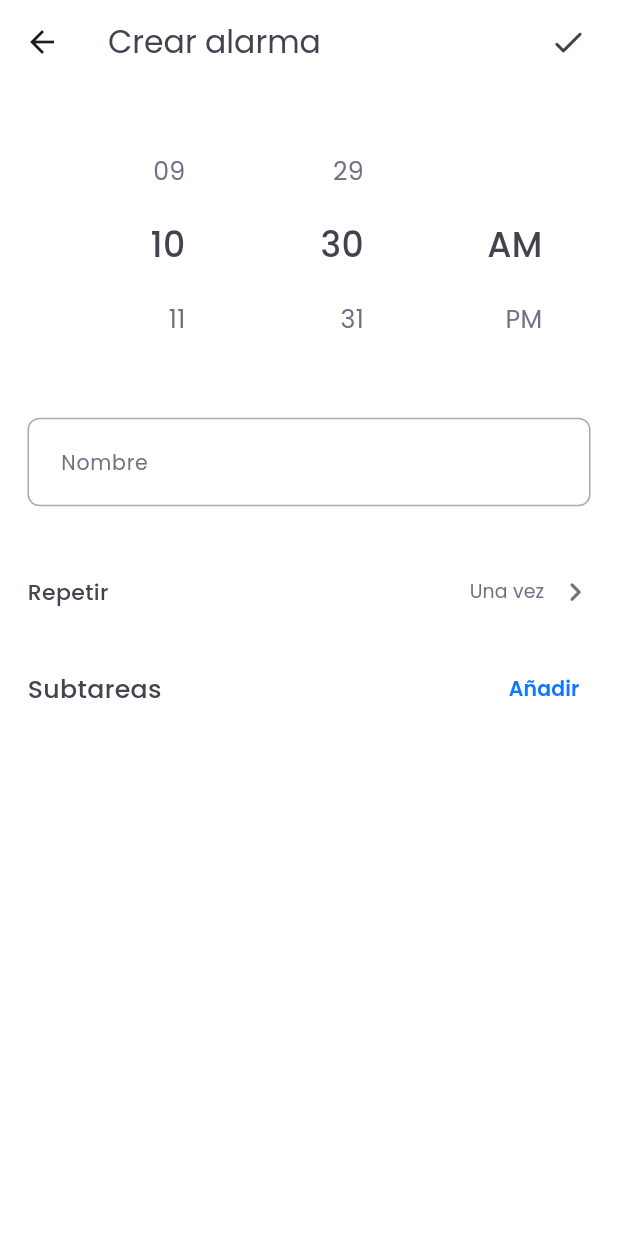
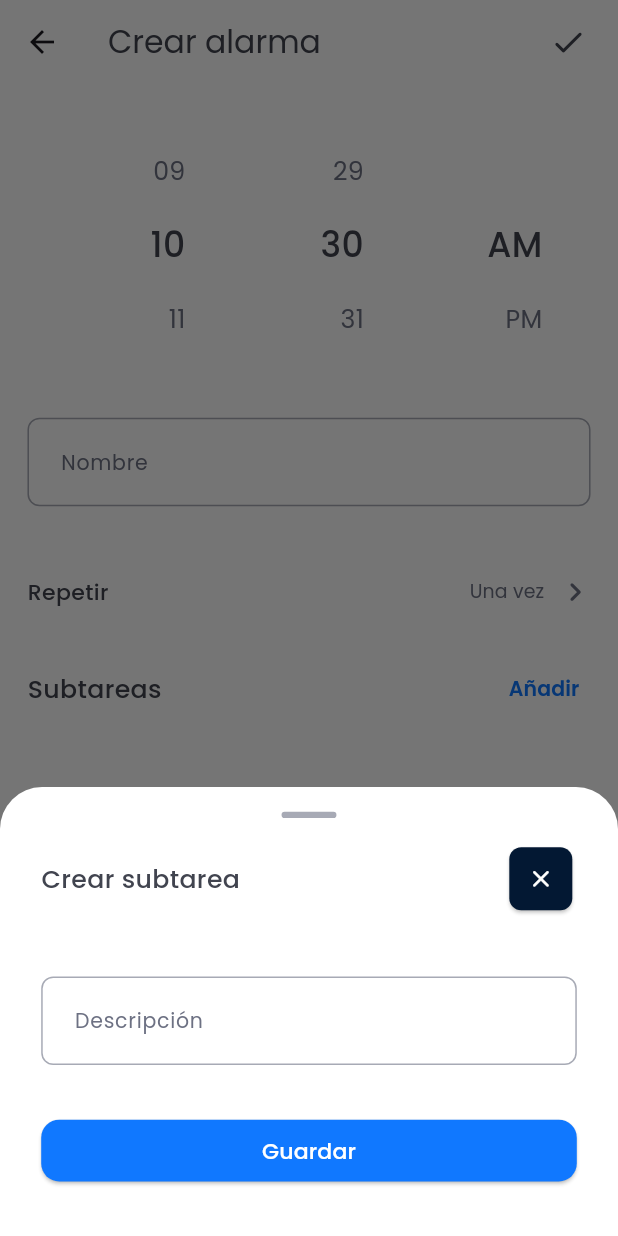
Before and after one commit to scelise/aularma-movil, a Flutter app: the CreateAlarmPage screen opened directly, after a tap on "Añadir", on a phone screen of 412 x 824 dp. Run offline on Flutter 3.47's test engine with Material 3 defaults, Android fonts, the light colour scheme and no system bars; drawn by our look-alikes of flutter_time_picker_spinner; our stand-ins replace google_fonts.

Commit message:
se actualizan pantallas

```diff
--- a/lib/src/pages/create_alarm_page.dart
+++ b/lib/src/pages/create_alarm_page.dart
@@ -1,3 +1,4 @@
+import 'package:aularma_movil/src/widgets/alarm_widgets/checkbox_item.dart';
 import 'package:flutter/material.dart';
 
 import 'package:google_fonts/google_fonts.dart';
@@ -10,11 +11,14 @@ import '../classes/alarm.dart';
 import '../providers/alarm_provider.dart';
 
 import '../utils/colors_app.dart';
+import '../utils/functions.dart';
 import '../utils/responsive_app.dart';
 
 import '../utils/slide_transition.dart';
+import '../widgets/alarm_widgets/bottom_sheet_subtask.dart';
 import '../widgets/general_widgets/poppins_text.dart';
 import '../widgets/general_widgets/text_field_forms.dart';
+
 import 'repeat_alarm_page.dart';
 
 class CreateAlarmPage extends StatefulWidget {
@@ -30,7 +34,12 @@ class _CreateAlarmPageState extends State<CreateAlarmPage> {
 
   DateTime? sHour;
 
+  bool bError = false;
+
+  final _formKey = GlobalKey<FormState>();
+
   final nameController = TextEditingController();
+  final functions = Functions();
 
   @override
   Widget build( BuildContext context ) {
@@ -48,6 +57,8 @@ class _CreateAlarmPageState extends State<CreateAlarmPage> {
         actions: [
            IconButton(
             onPressed: () {
+              if( _formKey.currentState!.validate() ) {
+
                 alarmProvider.lAlarms.add(
                   Alarm(
                     sName: nameController.text,
@@ -57,6 +68,9 @@ class _CreateAlarmPageState extends State<CreateAlarmPage> {
                 alarmProvider.lAlarms.sort( ( a, b ) => a.sHour!.compareTo( b.sHour! ) );
                 alarmProvider.lAlarms = alarmProvider.lAlarms;
                 Navigator.pop( context );
+
+              }
+
             },
             icon: Icon(
               Icons.check_rounded,
@@ -89,10 +103,21 @@ class _CreateAlarmPageState extends State<CreateAlarmPage> {
               onTimeChange: ( hour ) => setState( () => sHour = hour )
             ),
             SizedBox( height: ResponsiveApp.dHeight( 40.0 ) ),
-            TextFieldForms(
+            Form(
+              key: _formKey,
+              child: TextFieldForms(
                 controller: nameController,
                 sLabel: 'Nombre',
-              dWidth: 328.0
+                dWidth: 328.0,
+                validator: (value) {
+                  if (value!.isEmpty) {
+                    setState( () => bError = true );
+                    return 'Por favor ingresa un valor';
+                  }
+                  return null;
+                },
+                bError: bError
+              )
             ),
             SizedBox( height: ResponsiveApp.dHeight( 32.0 ) ),
             Row(
@@ -145,7 +170,7 @@ class _CreateAlarmPageState extends State<CreateAlarmPage> {
                 Padding(
                   padding: EdgeInsets.only( right: ResponsiveApp.dWidth( 12.0 ) ),
                   child: TextButton(
-                    onPressed: () {},
+                    onPressed: () => functions.showBottomSheet( context, const BottomSheetSubtask() ),
                     style: TextButton.styleFrom(
                       overlayColor: ColorsApp.primaryColor.withValues( alpha: 0.2 ),
                       shape: RoundedRectangleBorder(
@@ -161,6 +186,12 @@ class _CreateAlarmPageState extends State<CreateAlarmPage> {
                   )
                 )
               ]
+            ),
+            ListView.builder(
+              primary: false,
+              itemCount: alarmProvider.lSubtask.length,
+              shrinkWrap: true,
+              itemBuilder: ( context, index ) => CheckBoxItem( sText: alarmProvider.lSubtask[index][0].toUpperCase() + alarmProvider.lSubtask[index].substring(1) )
             )
           ]
         )
--- a/lib/src/pages/repeat_alarm_page.dart
+++ b/lib/src/pages/repeat_alarm_page.dart
@@ -1,9 +1,11 @@
 import 'package:flutter/material.dart';
 
 import '../utils/colors_app.dart';
+import '../utils/functions.dart';
 import '../utils/responsive_app.dart';
 
 import '../widgets/general_widgets/poppins_text.dart';
+import '../widgets/alarm_widgets/bottom_sheet_custom_repeat.dart';
 
 class RepeatAlarmPage extends StatefulWidget {
 
@@ -20,6 +22,8 @@ class _RepeatAlarmPageState extends State<RepeatAlarmPage> {
   List<String> lOptions = ["Una vez", "Diariamente", "Lunes a Viernes", "Personalizar"];
 
   int bSelected = 0;
+
+  final functions = Functions();
 
   @override
   Widget build( BuildContext context ) {
@@ -43,7 +47,7 @@ class _RepeatAlarmPageState extends State<RepeatAlarmPage> {
               setState( () => bSelected = index );
 
               if ( lOptions[index] == "Personalizar" ) {
-
+                functions.showBottomSheet( context, BottomSheetCustomRepeat() );
               }
 
             },
--- a/lib/src/providers/alarm_provider.dart
+++ b/lib/src/providers/alarm_provider.dart
@@ -5,8 +5,10 @@ import '../classes/alarm.dart';
 class AlarmProvider with ChangeNotifier {
 
   List<Alarm> _lAlarms = [];
+  List<String> _lSubtask = [];
 
   List<Alarm> get lAlarms => _lAlarms;
+  List<String> get lSubtask => _lSubtask;
 
   set lAlarms( List<Alarm> lAlarms ) {
 
@@ -16,4 +18,12 @@ class AlarmProvider with ChangeNotifier {
 
   }
 
+  set lSubtask( List<String> lSubtask ) {
+
+    _lSubtask = lSubtask;
+
+    notifyListeners();
+
+  }
+
 }
--- a/lib/src/utils/colors_app.dart
+++ b/lib/src/utils/colors_app.dart
@@ -13,5 +13,6 @@ class ColorsApp {
   static const inactiveColor = Color(0xffE2E3E6);
   static const cardBackgroundColor = Color(0xffF5F5F5);
   static const closeButtonColor = Color(0xff031833);
+  static const errorColor = Color(0xffFF5A5A);
 
 }
--- /dev/null
+++ b/lib/src/widgets/alarm_widgets/bottom_sheet_subtask.dart
@@ -0,0 +1,77 @@
+import 'package:flutter/material.dart';
+
+import 'package:provider/provider.dart';
+
+import '../../providers/alarm_provider.dart';
+
+import '../../utils/responsive_app.dart';
+
+import '../general_widgets/main_button.dart';
+import '../general_widgets/text_field_forms.dart';
+import '../general_widgets/title_bottom_sheet.dart';
+
+// ignore: must_be_immutable
+class BottomSheetSubtask extends StatefulWidget {
+
+  const BottomSheetSubtask( { super.key } );
+
+  @override
+  State<BottomSheetSubtask> createState() => _BottomSheetSubtaskState();
+
+}
+
+class _BottomSheetSubtaskState extends State<BottomSheetSubtask> {
+  final descriptionController = TextEditingController();
+
+  final _formKey = GlobalKey<FormState>();
+
+  bool bError = false;
+
+  @override
+  Widget build( BuildContext context ) {
+
+    final alarmProvider = Provider.of<AlarmProvider>( context );
+
+    return Padding(
+      padding: EdgeInsets.symmetric( horizontal: ResponsiveApp.dWidth( 24.0 ) ),
+      child: Form(
+        key: _formKey,
+        child: Column(
+          mainAxisSize: MainAxisSize.min,
+          children: [
+            const TitleBottomSheet( sTitle: 'Crear subtarea' ),
+            SizedBox( height: ResponsiveApp.dHeight( 40.0 ) ),
+            TextFieldForms(
+              sLabel: 'Descripción',
+              controller: descriptionController,
+              validator: (value) {
+                if (value!.isEmpty) {
+                  setState( () => bError = true );
+                  return 'Por favor ingresa un valor';
+                }
+                return null;
+              },
+              bError: bError,
+            ),
+            Padding(
+              padding: EdgeInsets.symmetric( vertical: ResponsiveApp.dHeight( 32.0 ) ),
+              child: MainButton(
+                onPressed: () {
+
+                  if( _formKey.currentState!.validate() ) {
+                    alarmProvider.lSubtask.add( descriptionController.text );
+                    alarmProvider.lSubtask = alarmProvider.lSubtask;
+                    Navigator.pop( context );
+                  }
+
+                },
+                sLabel: 'Guardar'
+              )
+            )
+          ]
+        )
+      )
+    );
+
+  }
+}
--- a/lib/src/widgets/general_widgets/text_field_forms.dart
+++ b/lib/src/widgets/general_widgets/text_field_forms.dart
@@ -12,17 +12,21 @@ class TextFieldForms extends StatefulWidget {
   final TextEditingController controller;
   final bool bIsPassword;
   final bool bEnabled;
+  final bool bError;
   final String sLabel;
   final double dWidth;
+  final String? Function(String?)? validator;
 
   const TextFieldForms(
     {
       super.key,
       required this.controller,
       required this.sLabel,
+      this.validator,
       this.dWidth = 312.0,
       this.bIsPassword = false,
-      this.bEnabled = true
+      this.bEnabled = true,
+      this.bError = false
     }
   );
 
@@ -40,6 +44,7 @@ class _TextFieldFormsState extends State<TextFieldForms> {
     return SizedBox(
       width: ResponsiveApp.dWidth( widget.dWidth ),
       child: TextFormField(
+        validator: widget.validator,
         enabled: widget.bEnabled,
         controller: widget.controller,
         obscureText: widget.bIsPassword ? bObscure : false,
@@ -57,7 +62,16 @@ class _TextFieldFormsState extends State<TextFieldForms> {
             borderRadius: BorderRadius.circular( 8.0 ),
             borderSide: const BorderSide( color: ColorsApp.borderColor)
           ),
+          errorBorder: OutlineInputBorder(
+            borderRadius: BorderRadius.circular( 8.0 ),
+            borderSide: const BorderSide( color: ColorsApp.borderColor)
+          ),
+          errorStyle: GoogleFonts.poppins(),
           focusedBorder: OutlineInputBorder(
+            borderRadius: BorderRadius.circular( 8.0 ),
+            borderSide: const BorderSide( color: ColorsApp.secondaryColor, width: 3.0 )
+          ),
+          focusedErrorBorder: OutlineInputBorder(
             borderRadius: BorderRadius.circular( 8.0 ),
             borderSide: const BorderSide( color: ColorsApp.secondaryColor, width: 3.0 )
           ),
@@ -72,6 +86,10 @@ class _TextFieldFormsState extends State<TextFieldForms> {
               bObscure ? Icons.visibility_off : Icons.visibility,
               color: ColorsApp.primaryColor
             )
+          ) : widget.bError ? Icon(
+            Icons.error_rounded,
+            color: ColorsApp.errorColor,
+            size: ResponsiveApp.dSize( 24.0 )
           ) : const SizedBox()
         )
       )
```
Also changed, not shown: lib/src/pages/main_page.dart (+8 -1 lines), lib/src/widgets/alarm_widgets/bottom_sheet_custom_repeat.dart (added, +44 -0 lines), lib/src/widgets/alarm_widgets/checkbox_item.dart (added, +45 -0 lines). Lines whose indentation alone changed are shown as unchanged.
